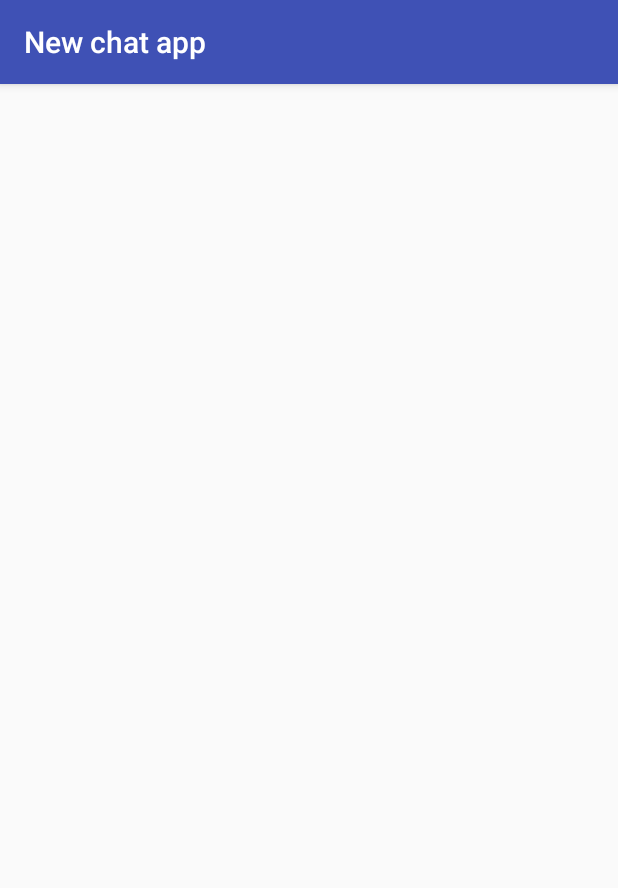
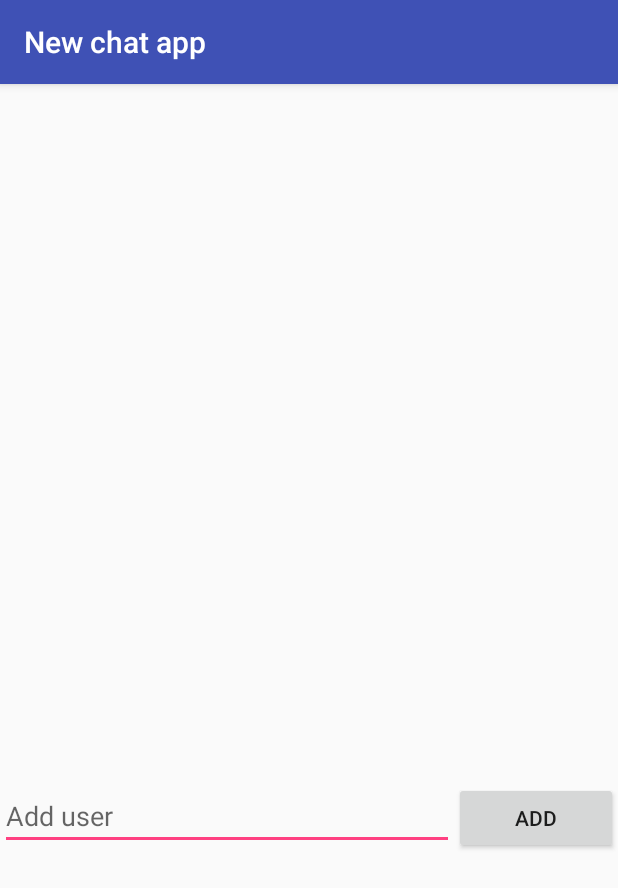
Before and after one commit to mijamija/Newchatapp, an Android app: the ChatUsers screen opened directly, with no data from a screen before it, on a phone screen of 412 x 824 dp. Shown: the top 888 px of the screen. Run offline under Robolectric (Android 15) with nearby library versions, the phone set to English and light mode, and no system bars.

Commit message:
not bad... doing something...

```diff
--- a/app/build.gradle
+++ b/app/build.gradle
@@ -28,7 +28,7 @@ dependencies {
 
 
     compile 'com.google.firebase:firebase-auth:9.2.0'
-
+    compile 'com.google.firebase:firebase-database:9.2.0'
 
     compile 'com.android.support.constraint:constraint-layout:1.0.1'
     testCompile 'junit:junit:4.12'
--- a/app/src/main/res/layout/activity_chat_users.xml
+++ b/app/src/main/res/layout/activity_chat_users.xml
@@ -6,9 +6,15 @@
     android:layout_height="match_parent"
     tools:context="com.example.interns.newchatapp.ChatUsers">
 
+    <LinearLayout
+        android:layout_width="match_parent"
+        android:layout_height="match_parent"
+        android:orientation="vertical"
+        android:weightSum="1">
+
         <ScrollView
             android:layout_width="match_parent"
-        android:layout_height="match_parent"
+            android:layout_height="465dp"
             android:layout_alignParentLeft="true"
             android:layout_alignParentStart="true"
             android:layout_alignParentTop="true">
@@ -18,4 +24,30 @@
                 android:layout_width="match_parent"
                 android:layout_height="wrap_content" />
         </ScrollView>
+
+        <LinearLayout
+            android:layout_width="match_parent"
+            android:layout_height="match_parent"
+            android:layout_weight="0.73"
+            android:orientation="horizontal">
+
+            <EditText
+                android:id="@+id/editText"
+                android:layout_width="281dp"
+                android:layout_height="wrap_content"
+                android:layout_weight="1"
+                android:ems="10"
+                android:hint="Add user"
+                android:inputType="textPersonName" />
+
+            <Button
+                android:id="@+id/button2"
+                android:layout_width="wrap_content"
+                android:layout_height="wrap_content"
+                android:layout_weight="1"
+                android:text="add" />
+        </LinearLayout>
+
+    </LinearLayout>
+
 </RelativeLayout>
```
Also changed, not shown: app/src/main/java/com/example/interns/newchatapp/LoginActivity.java (+43 -1 lines), app/src/main/java/com/example/interns/newchatapp/RegisterActivity.java (+8 -0 lines), app/src/main/java/com/example/interns/newchatapp/User.java (+15 -0 lines). Lines whose indentation alone changed are shown as unchanged.
